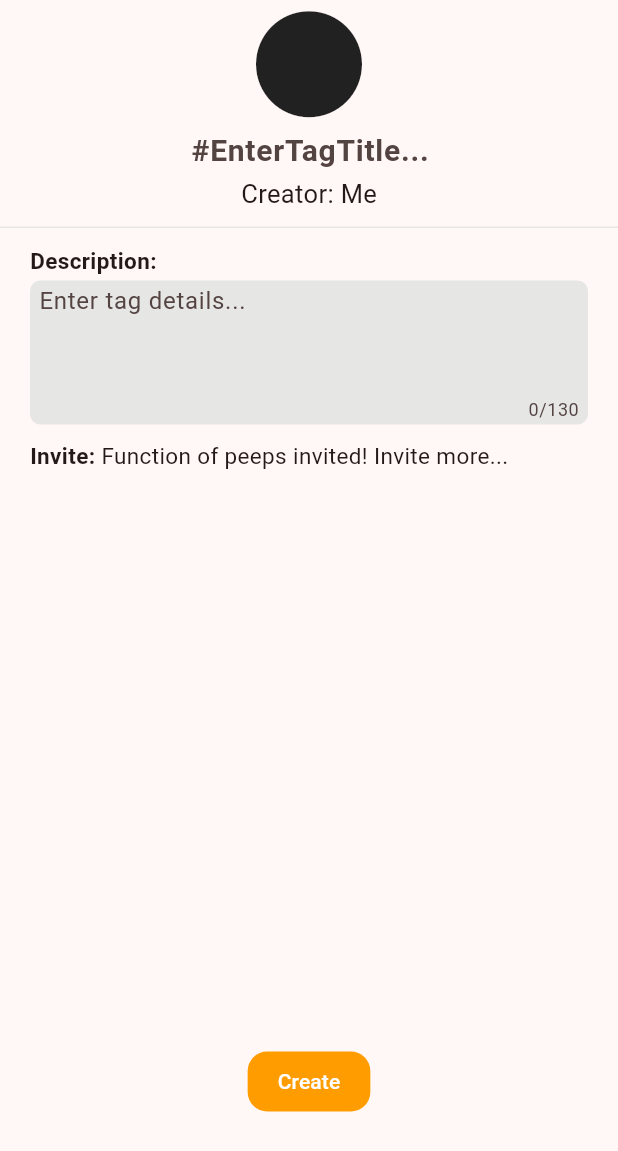
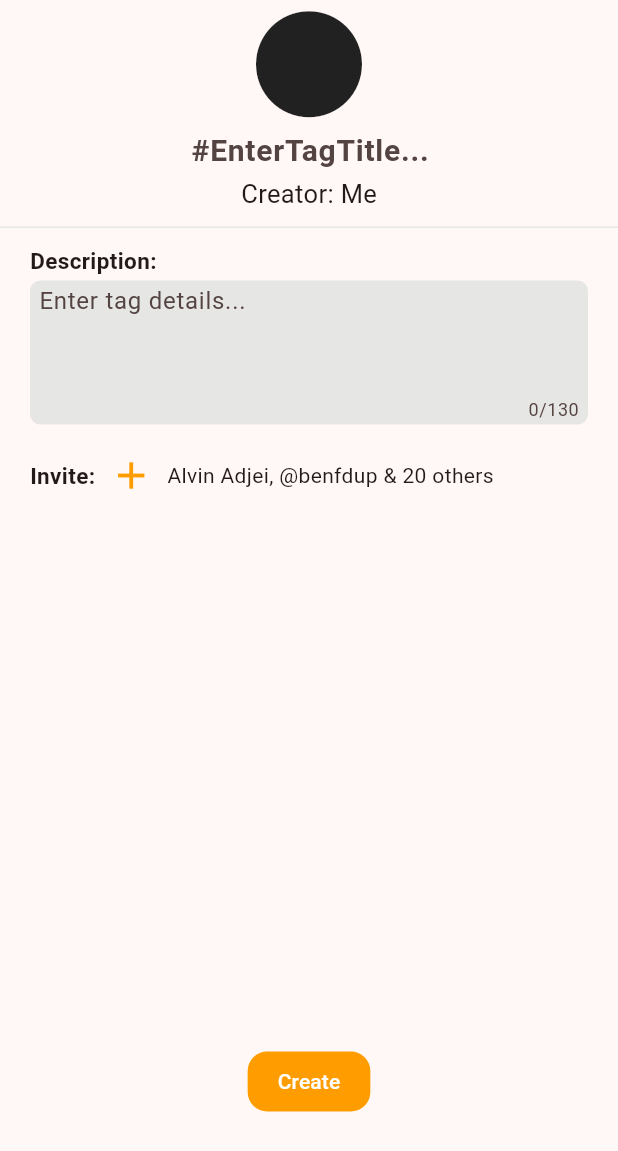
Before and after one commit to posturorg/postur, a Flutter app: the CreateTagModal widget shown alone on an empty page, opened directly, on a phone screen of 412 x 824 dp. Shown: the top 1151 px of the screen. Run offline on Flutter 3.47's test engine with Material 2 defaults, Android fonts, the phone set to English and light mode, and no system bars; our stand-ins replace cloud_firestore, firebase_auth, firebase_core, firebase_storage, flutter_contacts, flutter_map and 5 more; missing offline and left inert: mobile_scanner; accounts and stored records are empty.

Commit message:
small tweaks to tagCreate modal

```diff
--- a/lib/components/modals/create_tag_modal.dart
+++ b/lib/components/modals/create_tag_modal.dart
@@ -1,4 +1,5 @@
 import 'package:auth_test/components/modal_bottom_button.dart';
+import 'package:auth_test/pages/invite_to_event_page.dart';
 import 'package:auth_test/src/colors.dart';
 import 'package:auth_test/src/event_box_decoration.dart';
 import 'package:cloud_firestore/cloud_firestore.dart';
@@ -125,6 +126,7 @@ class _CreateTagModalState extends State<CreateTagModal> {
           mainAxisAlignment: MainAxisAlignment.start,
           children: <Widget>[
             const Icon(
+              //your profile pick goes here...
               Icons.circle,
               size: 85,
             ),
@@ -225,20 +227,34 @@ class _CreateTagModalState extends State<CreateTagModal> {
                   //wont be constant, but whatever.
                   mainAxisAlignment: MainAxisAlignment.start,
                   children: [
-                    RichText(
-                      text: TextSpan(
-                        style: DefaultTextStyle.of(context).style,
-                        children: [
-                          TextSpan(
-                            text: 'Invite: ',
-                            style: defaultBold,
+                    Text(
+                      'Invite:',
+                      style: defaultBold,
+                    ),
+                    IconButton(
+                      onPressed: () {
+                        Navigator.push(
+                          context,
+                          MaterialPageRoute(
+                            builder: (context) {
+                              return InviteToEventPage(
+                                onBottomButtonPress: (Set<String> newSet) {
+                                  () {};
+                                },
+                                alreadyInvited: const {}, //get this from the backend
+                              );
+                            },
                           ),
-                          TextSpan(
-                            text: 'Function of peeps invited! Invite more...',
-                            style: defaultBody,
-                          ),
-                        ],
+                        );
+                      },
+                      icon: const Icon(
+                        Icons.add,
+                        color: attendingOrange,
+                        size: 30,
                       ),
+                    ),
+                    const Flexible(
+                      child: Text('Alvin Adjei, @benfdup & 20 others'),
                     ),
                   ],
                 ),
--- a/lib/components/modals/event_create_modal.dart
+++ b/lib/components/modals/event_create_modal.dart
@@ -592,7 +592,8 @@ class _EventCreateModalState extends State<EventCreateModal> {
                       ),
                     ),
                     const Flexible(
-                        child: Text('#DunsterHaus, Alvin Adjei, & 20 others')),
+                      child: Text('#DunsterHaus, Alvin Adjei, & 20 others'),
+                    ),
                   ],
                 ),
               ),
```
